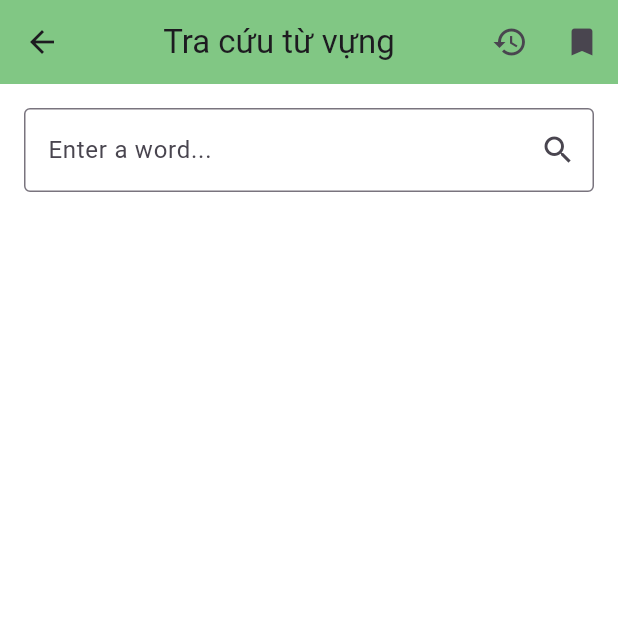
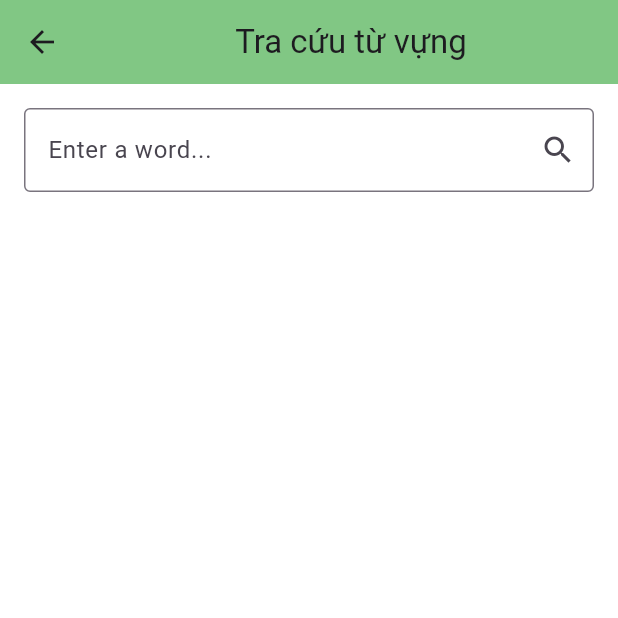
Before and after one commit to tai03102004/English_App, a Flutter app: the SearchPage screen opened directly, on a phone screen of 412 x 824 dp, the top half of it. Run offline on Flutter 3.47's test engine with Material 3 defaults, Android fonts, the phone set to English and light mode, and no system bars; our stand-ins replace audioplayers, fl_chart, flutter_svg, flutter_tts, get, hugeicons and 5 more; accounts and stored records are empty; Roboto replaces fonts that are missing (Roboto-Black).

Commit message:
Revert "update"
This reverts commit f6d803e9b0b016453befe7f48902696dcef004d8.

```diff
--- a/lib/Data/Home/data_home.dart
+++ b/lib/Data/Home/data_home.dart
@@ -19,7 +19,7 @@ final List<Widget> pages = <Widget>[
 final List<String> images = <String>[
   'assets/images/home/animal.png',
   'assets/images/home/street.png',
-  'assets/images/home/family.png',
+  'assets/images/home/alphabet.png',
   'assets/images/home/park.png'
 ];
 final List<Color> colorCodes = <Color>[
--- a/lib/Widgets/Dictionary/Dictionary.dart
+++ b/lib/Widgets/Dictionary/Dictionary.dart
@@ -15,8 +15,8 @@ class MyApp extends StatefulWidget {
 class _MyAppState extends State<MyApp> {
   @override
   Widget build(BuildContext context) {
-    return MaterialApp(
-        debugShowCheckedModeBanner: false, home: Scaffold(body: Dictionary()));
+    return MaterialApp(debugShowCheckedModeBanner: false, home: Scaffold(
+        body:Dictionary()) );
   }
 }
 
@@ -28,8 +28,10 @@ class Dictionary extends StatefulWidget {
 }
 
 class _DictionaryState extends State<Dictionary> {
+
   @override
   Widget build(BuildContext context) {
+
     return SearchPage();
   }
 }
@@ -42,33 +44,30 @@ class SearchPage extends StatefulWidget {
 class _SearchPageState extends State<SearchPage> {
   final _controller = TextEditingController();
   List<String> _suggestions = [];
-  Word? _searchResult = null;
+  String _searchResult = "";
   bool _isLoading = false;
 
   void _searchWord() async {
+    String query = _controller.text.toLowerCase();
+    if (query.isNotEmpty) {
       setState(() {
-      _searchResult = null;
-      _suggestions = []; // Clear suggestions when searching
         _isLoading = true; // Show loading indicator
+        //print(query);
       });
 
-    String query = _controller.text.toLowerCase();
-    if (query.isNotEmpty) {
-      Word? result = await Word.search(query);
+      Word? result = await Word.search(query); // Call the static search method
       setState(() {
-        _isLoading = false;
+        _isLoading = false; // Hide loading indicator
         if (result != null) {
-          _searchResult = result;
+          _searchResult = result.definition; // Show the definition
         } else {
-          _searchResult = null;
+          _searchResult = "Word not found.";
         }
       });
     }
   }
-
   // New method to update suggestions based on user input
   void _updateSuggestions(String query) async {
-    _searchResult = null;
     if (query.isNotEmpty) {
       // Fetch suggestions from the database
       List<String> suggestions = await Word.Suggestions(query);
@@ -87,27 +86,12 @@ class _SearchPageState extends State<SearchPage> {
   Widget build(BuildContext context) {
     return Scaffold(
       appBar: AppBar(
-        title: Center(child: Text("Tra cứu từ vựng")),
-        actions: [
-          IconButton(
-            icon: Icon(Icons.history),
-            onPressed: () {
-              // Navigate to History Screen
-            },
-          ),
-          IconButton(
-            icon: Icon(Icons.bookmark),
-            onPressed: () {
-              // Navigate to Bookmarked Words
-            },
-          ),
-        ],
+        title: Center(child:Text("Tra cứu từ vựng")),
         backgroundColor: Color(0xFF81C784),
       ),
       body: Padding(
         padding: const EdgeInsets.all(16.0),
         child: Column(
-          crossAxisAlignment: CrossAxisAlignment.start,
           children: [
             TextField(
               controller: _controller,
@@ -122,59 +106,15 @@ class _SearchPageState extends State<SearchPage> {
               onChanged: _updateSuggestions,
               onSubmitted: (text) => _searchWord(),
             ),
-
             SizedBox(height: 20),
             Expanded(
-              child: Stack(
-                children: [
-                  if (!_isLoading && _searchResult != null)
-                    ListView(
-                      children: [
-                        Text(
-                          _searchResult!.definition,
-                          style: TextStyle(
-                            fontFamily: 'Rubik',
-                            fontSize: 25,
-                            fontWeight: FontWeight.normal,
-                          ),
-                        ),
-                        SizedBox(height: 5),
-                        Text(
-                          "/${_searchResult!.pronounce}/ ",
-                          style: TextStyle(fontSize: 18),
-                        ),
-                        Text(
-                          "${_searchResult!.eDefinition}",
-                          style: TextStyle(fontSize: 18),
-                        ),
-                        SizedBox(height: 10),
-
-                        SizedBox(height: 10),
-                        Text(
-                          "Example: ${_searchResult!.example}",
-                          style: TextStyle(fontSize: 18, fontStyle: FontStyle.italic),
-                        ),
-                        SizedBox(height: 10),
-                        Text(
-                          "Synonyms: ${_searchResult!.synonyms}",
-                          style: TextStyle(fontSize: 18),
-                        ),
-                        SizedBox(height: 10),
-                        Text(
-                          "Type: ${_searchResult!.type}",
-                          style: TextStyle(fontSize: 18),
-                        ),
-                      ],
-                    ),
-                  // Suggestions overlay, shown only when there are suggestions
-                  if (_suggestions.isNotEmpty)
-                    ListView.builder(
+              child: ListView.builder(
                 itemCount: _suggestions.length,
                 itemBuilder: (context, index) {
                   return ListTile(
                     title: Text(_suggestions[index]),
                     onTap: () {
-                            // Set the selected suggestion in the search field
+                      // Populate the text field with the selected suggestion
                       _controller.text = _suggestions[index];
                       _suggestions.clear(); // Clear suggestions after selection
                       _searchWord(); // Execute search for the selected word
@@ -182,11 +122,11 @@ class _SearchPageState extends State<SearchPage> {
                   );
                 },
               ),
-                  // Loading indicator, centered in the overlay
-                  if (_isLoading)
-                    Center(child: CircularProgressIndicator()),
-                ],
             ),
+            SizedBox(height: 10),
+            Text(
+              _searchResult,
+              style: TextStyle(fontSize: 25, fontWeight: FontWeight.bold),
             ),
           ],
         ),
@@ -276,9 +216,7 @@ class Word {
         whereArgs: ['$query%'],
       );
 
-      suggestions = results
-          .map((e) => e['source'] as String)
-          .toList(); // Extract the 'source' field for suggestions
+      suggestions = results.map((e) => e['source'] as String).toList(); // Extract the 'source' field for suggestions
     }
     return suggestions;
   }
```
Also changed, not shown: assets/data/Nature.txt (deleted, +0 -13 lines), lib/Pages/MultipleChoice/MultipleChoice.dart (deleted, +0 -135 lines), lib/Widgets/Home/Topics/Nature.dart (+2 -68 lines), assets/images/home/family.png (deleted). Lines whose indentation alone changed are shown as unchanged.
